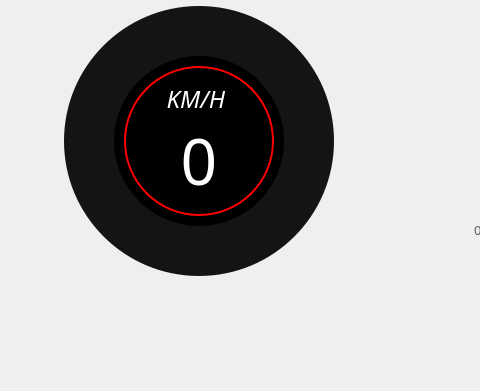
Qt form GUI_WIDGETS/Dashboard/dashboard.ui (PortiESP/PortiOS) before a commit; both pictures show x 0 to 480 and y 89 to 480 of the 800 by 480 pixel window.
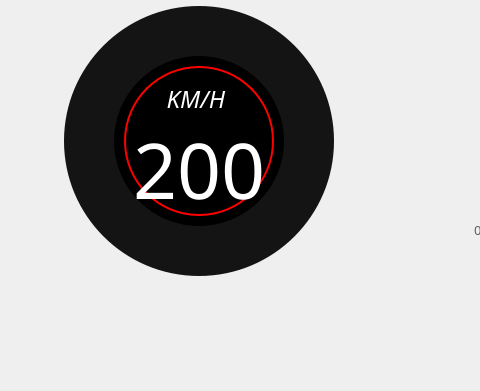
The same form after that commit. Icons and pictures are not drawn.

What changed in the file:
```diff
--- a/GUI_WIDGETS/Dashboard/dashboard.ui
+++ b/GUI_WIDGETS/Dashboard/dashboard.ui
@@ -172,8 +172,8 @@
           </property>
           <property name="font">
            <font>
-            <family>Bahnschrift Light Condensed</family>
-            <pointsize>48</pointsize>
+            <family>DS-Digital</family>
+            <pointsize>58</pointsize>
             <weight>50</weight>
             <italic>false</italic>
             <bold>false</bold>
@@ -183,10 +183,10 @@
            </font>
           </property>
           <property name="text">
-           <string>0</string>
+           <string>200</string>
           </property>
           <property name="alignment">
-           <set>Qt::AlignBottom|Qt::AlignHCenter</set>
+           <set>Qt::AlignHCenter|Qt::AlignTop</set>
           </property>
          </widget>
         </item>
```
